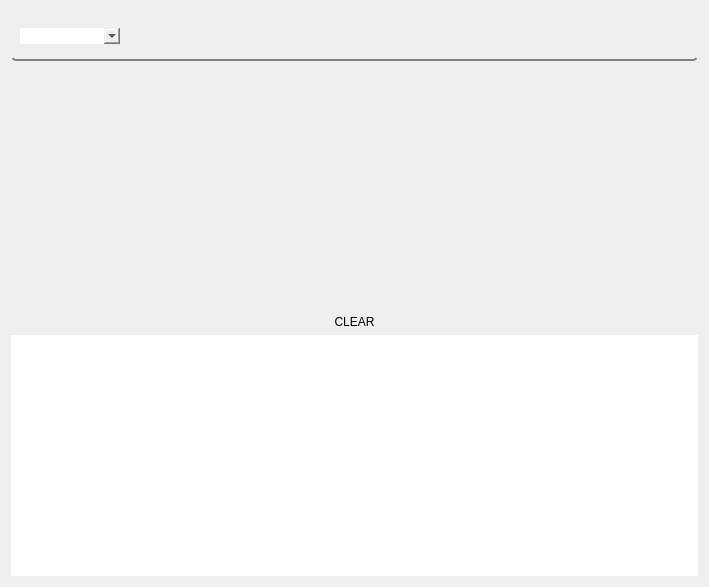
Qt form commands_panel/resource/commands_panel.ui (GroupOfRobots/MiniRysRQT) before a commit.
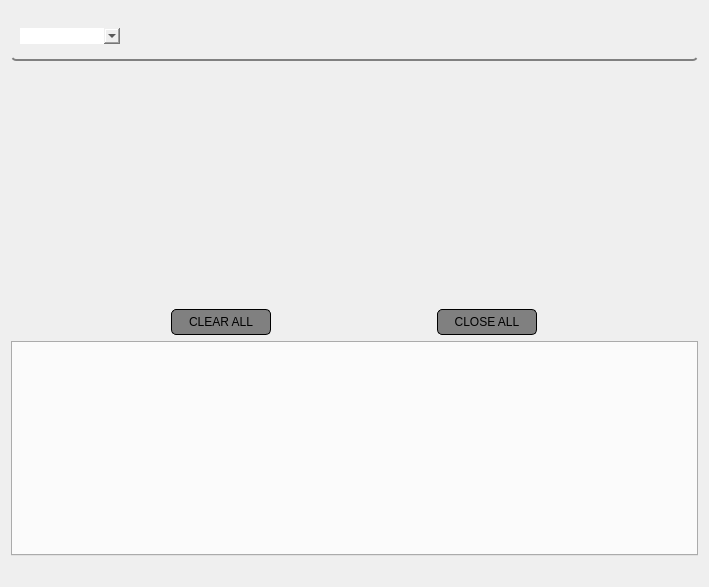
The same form after that commit. Icons and pictures are not drawn.

Commit message: commands panel add tab for logs

Patch:
```diff
--- a/commands_panel/resource/commands_panel.ui
+++ b/commands_panel/resource/commands_panel.ui
@@ -126,7 +126,7 @@
         <x>0</x>
         <y>0</y>
         <width>691</width>
-        <height>242</height>
+        <height>235</height>
        </rect>
       </property>
       <layout class="QVBoxLayout" name="verticalLayout_2">
@@ -160,21 +160,84 @@
     </widget>
    </item>
    <item>
-    <widget class="QPushButton" name="clearConsoleButtonUI">
-     <property name="cursor">
-      <cursorShape>PointingHandCursor</cursorShape>
-     </property>
-     <property name="text">
-      <string>CLEAR</string>
-     </property>
-    </widget>
+    <layout class="QHBoxLayout" name="horizontalLayout_7">
+     <item>
+      <widget class="QPushButton" name="clearAllConsoleButtonUI">
+       <property name="minimumSize">
+        <size>
+         <width>100</width>
+         <height>0</height>
+        </size>
+       </property>
+       <property name="maximumSize">
+        <size>
+         <width>100</width>
+         <height>16777215</height>
+        </size>
+       </property>
+       <property name="cursor">
+        <cursorShape>PointingHandCursor</cursorShape>
+       </property>
+       <property name="styleSheet">
+        <string notr="true">border: 1px solid black;
+border-radius: 5px;
+padding: 5px;
+background: gray;</string>
+       </property>
+       <property name="text">
+        <string>CLEAR ALL</string>
+       </property>
+      </widget>
+     </item>
+     <item>
+      <widget class="QPushButton" name="closeAllConsoleButtonUI">
+       <property name="minimumSize">
+        <size>
+         <width>100</width>
+         <height>0</height>
+        </size>
+       </property>
+       <property name="maximumSize">
+        <size>
+         <width>100</width>
+         <height>16777215</height>
+        </size>
+       </property>
+       <property name="cursor">
+        <cursorShape>PointingHandCursor</cursorShape>
+       </property>
+       <property name="styleSheet">
+        <string notr="true">border: 1px solid black;
+border-radius: 5px;
+padding: 5px;
+background: gray;</string>
+       </property>
+       <property name="text">
+        <string>CLOSE ALL</string>
+       </property>
+      </widget>
+     </item>
+    </layout>
    </item>
    <item>
-    <widget class="QPlainTextEdit" name="logsPlainTextEditUI">
-     <property name="readOnly">
-      <bool>true</bool>
+    <layout class="QHBoxLayout" name="horizontalLayout_3">
+     <property name="bottomMargin">
+      <number>20</number>
      </property>
-    </widget>
+     <item>
+      <widget class="QTabWidget" name="logsTabWidgetUI">
+       <property name="minimumSize">
+        <size>
+         <width>0</width>
+         <height>20</height>
+        </size>
+       </property>
+       <property name="currentIndex">
+        <number>-1</number>
+       </property>
+      </widget>
+     </item>
+    </layout>
    </item>
   </layout>
  </widget>
```
Left out of the diff: 2 changed lines with no effect on the pictures. The commit also changes 2 other files.
